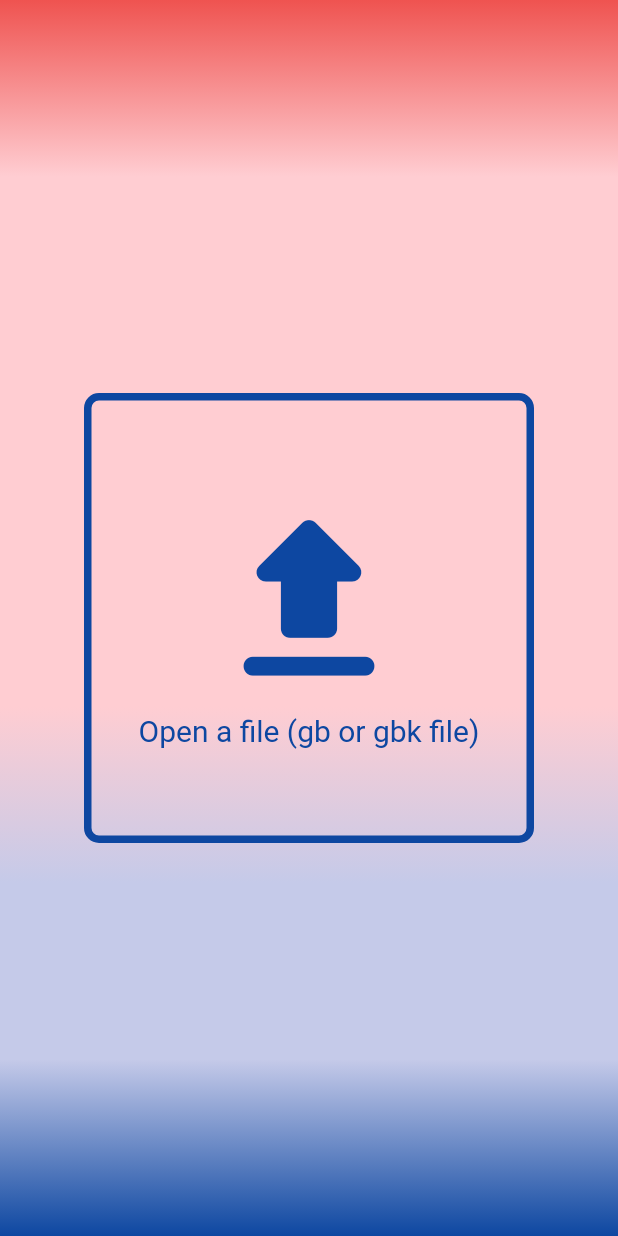
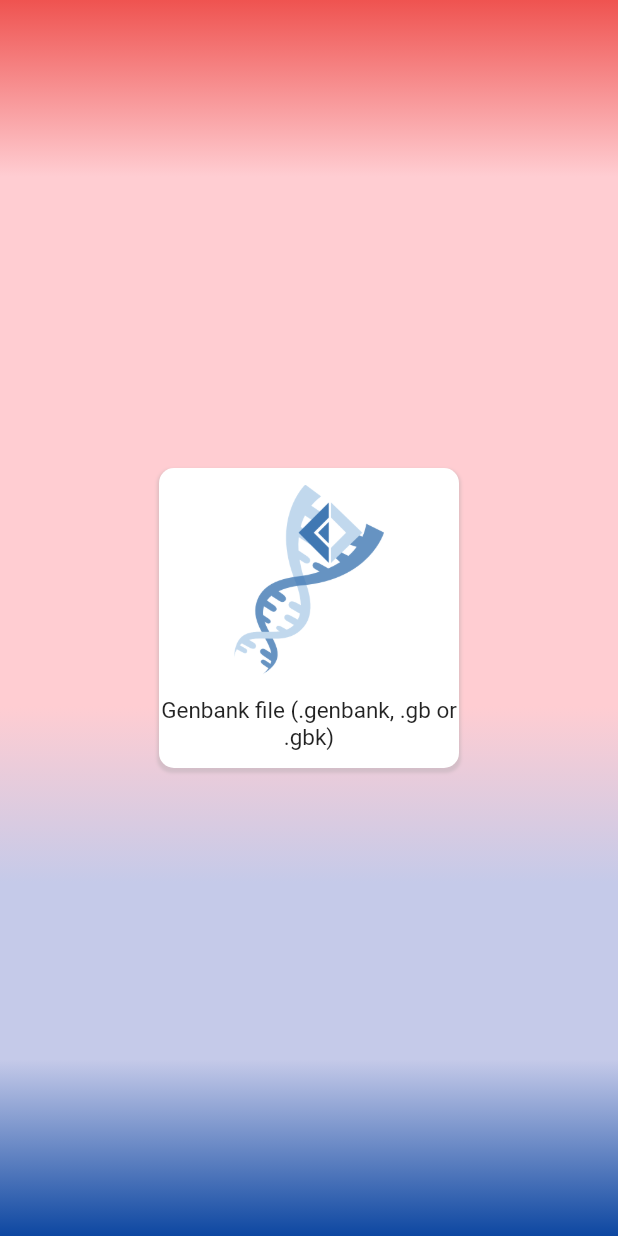
Before and after one commit to oberdancunha/flutter-fluttemis-app, a Flutter app: the screen it shows after launch, on a phone screen of 412 x 824 dp. Run offline on Flutter 3.47's test engine with Material 2 defaults, Android fonts, the phone set to English and light mode, and no system bars; our stand-ins replace dartz, file_picker, flutter_bloc, flutter_modular, freezed_annotation, kt_dart; missing offline and left inert: bio, linked_scroll_controller, touchable.

Commit message:
Fluttemis main menu.

```diff
--- a/lib/presentation/core/app_page.dart
+++ b/lib/presentation/core/app_page.dart
@@ -1,15 +1,39 @@
 import 'package:flutter/material.dart';
 
 import '../core/templates/background_template.dart';
-import 'widgets/upload_file.dart';
+import 'widgets/menu_widget.dart';
 
 class AppPage extends StatelessWidget {
   const AppPage({Key? key}) : super(key: key);
 
   @override
-  Widget build(BuildContext context) => const Scaffold(
-        body: BackgroundTemplate(
-          child: UploadFile(),
+  Widget build(BuildContext context) {
+    final screenWidth = MediaQuery.of(context).size.width;
+    final screenHeight = MediaQuery.of(context).size.height;
+    const minWidth = 1200.0;
+    const minHeight = 600.0;
+    final width = screenWidth > minWidth ? screenWidth : minWidth;
+    final height = screenHeight > minHeight ? screenHeight : minHeight;
+
+    return Scaffold(
+      body: BackgroundTemplate(
+        child: SizedBox(
+          width: screenWidth,
+          child: Center(
+            child: SingleChildScrollView(
+              scrollDirection: Axis.horizontal,
+              child: MenuWidget(
+                width: width / 5,
+                height: height,
+                fontSize: width / 80,
+                iconWidth: width / 12,
+                gridAxisCount: 1,
+                showLabel: true,
+              ),
+            ),
+          ),
         ),
-      );
+      ),
+    );
+  }
 }
--- /dev/null
+++ b/lib/presentation/core/widgets/menu_widget.dart
@@ -0,0 +1,95 @@
+import 'package:file_picker/file_picker.dart';
+import 'package:flutter/material.dart';
+import 'package:flutter_modular/flutter_modular.dart';
+
+import '../../../infrastructure/locus_data_source_genbank_file.dart';
+import '../templates/container_box_template.dart';
+
+class MenuWidget extends StatelessWidget {
+  final double width;
+  final double height;
+  final double? fontSize;
+  final double iconWidth;
+  final int gridAxisCount;
+  final bool showLabel;
+
+  const MenuWidget({
+    required this.width,
+    required this.height,
+    required this.iconWidth,
+    required this.gridAxisCount,
+    required this.showLabel,
+    this.fontSize,
+    Key? key,
+  }) : super(key: key);
+
+  @override
+  Widget build(BuildContext context) => SizedBox(
+        width: width,
+        height: height,
+        child: Center(
+          child: GridView.count(
+            crossAxisCount: gridAxisCount,
+            padding: const EdgeInsets.all(20),
+            mainAxisSpacing: 4,
+            crossAxisSpacing: 4,
+            shrinkWrap: true,
+            children: [
+              GestureDetector(
+                onTap: () async {
+                  final result = await FilePicker.platform.pickFiles().catchError((_) => null);
+                  if (result != null) {
+                    final file = result.files.single.path!;
+                    final dataSourceInstance = LocusDataSourceGenbankFile(genbankFile: file);
+                    Modular.to.popAndPushNamed(
+                      '/locus',
+                      arguments: dataSourceInstance,
+                      forRoot: true,
+                    );
+                  }
+                },
+                child: _buildMenuOptions(
+                  context: context,
+                  icon: 'assets/images/genbank_logo.png',
+                  label: 'Genbank file (.genbank, .gb or .gbk)',
+                ),
+              ),
+            ],
+          ),
+        ),
+      );
+
+  Widget _buildMenuOptions({
+    required BuildContext context,
+    required String icon,
+    required String label,
+  }) =>
+      ContainerBoxTemplate(
+        child: Center(
+          child: SingleChildScrollView(
+            child: Column(
+              mainAxisAlignment: MainAxisAlignment.center,
+              children: [
+                Image.asset(
+                  icon,
+                  width: iconWidth,
+                ),
+                if (showLabel)
+                  Column(
+                    children: [
+                      const SizedBox(height: 15),
+                      SizedBox(
+                        child: Text(
+                          label,
+                          style: TextStyle(fontSize: fontSize),
+                          textAlign: TextAlign.center,
+                        ),
+                      ),
+                    ],
+                  ),
+              ],
+            ),
+          ),
+        ),
+      );
+}
--- a/lib/presentation/core/widgets/upload_file.dart
+++ /dev/null
@@ -1,57 +0,0 @@
-import 'package:file_picker/file_picker.dart';
-import 'package:flutter/material.dart';
-import 'package:flutter_modular/flutter_modular.dart';
-
-import '../../../infrastructure/locus_data_source_genbank_file.dart';
-
-class UploadFile extends StatelessWidget {
-  const UploadFile({Key? key}) : super(key: key);
-
-  @override
-  Widget build(BuildContext context) => Center(
-        child: GestureDetector(
-          onTap: () async {
-            final result = await FilePicker.platform.pickFiles().catchError(
-                  (_) => null,
-                );
-            if (result != null) {
-              final file = result.files.single.path!;
-              final dataSourceInstance = LocusDataSourceGenbankFile(genbankFile: file);
-              Modular.to.popAndPushNamed(
-                '/locus',
-                arguments: dataSourceInstance,
-                forRoot: true,
-              );
-            }
-          },
-          child: Container(
-            width: 300,
-            height: 300,
-            decoration: BoxDecoration(
-              borderRadius: BorderRadius.circular(10),
-              border: Border.all(
-                color: Colors.blue.shade900,
-                width: 5,
-              ),
-            ),
-            child: Column(
-              mainAxisAlignment: MainAxisAlignment.center,
-              children: [
-                Icon(
-                  Icons.file_upload_rounded,
-                  size: 150,
-                  color: Colors.blue.shade900,
-                ),
-                Text(
-                  'Open a file (gb or gbk file)',
-                  style: TextStyle(
-                    color: Colors.blue.shade900,
-                    fontSize: 20,
-                  ),
-                ),
-              ],
-            ),
-          ),
-        ),
-      );
-}
--- a/lib/presentation/locus/locus_page.dart
+++ b/lib/presentation/locus/locus_page.dart
@@ -43,11 +43,12 @@ class LocusPage extends StatelessWidget {
                             width: MediaQuery.of(context).size.width,
                             child: SingleChildScrollView(
                               child: Column(
+                                crossAxisAlignment: CrossAxisAlignment.start,
                                 children: const [
                                   LocusHeaderWidget(),
-                                  SizedBox(height: 15),
+                                  SizedBox(height: 5),
                                   LocusFeaturesBodyWidget(),
-                                  SizedBox(height: 10),
+                                  SizedBox(height: 5),
                                   LocusBodyWidget(),
                                 ],
                               ),
--- a/lib/presentation/locus/widgets/locus_features/locus_features_scale_widget.dart
+++ b/lib/presentation/locus/widgets/locus_features/locus_features_scale_widget.dart
@@ -3,11 +3,11 @@ import 'package:flutter_bloc/flutter_bloc.dart';
 
 import '../../../../application/locus/locus_bloc.dart';
 import '../../../../domain/locus/feature.dart';
+import '../../misc/locus_features_draw_calculate_area.dart';
+import '../../misc/locus_features_draw_scroll_controllers.dart';
 import 'locus_features_draw/locus_features_draw_scale_widget.dart';
 import 'locus_features_draw/locus_features_draw_types_list_widget.dart';
 import 'locus_features_draw/locus_features_draw_widget.dart';
-import 'locus_features_draw/misc/locus_features_draw_calculate_area.dart';
-import 'locus_features_draw/misc/locus_features_draw_scroll_controllers.dart';
 
 class LocusFeaturesScaleWidget extends StatefulWidget {
   const LocusFeaturesScaleWidget({Key? key}) : super(key: key);
--- a/lib/presentation/locus/widgets/locus_header_widget.dart
+++ b/lib/presentation/locus/widgets/locus_header_widget.dart
@@ -13,7 +13,8 @@ class LocusHeaderWidget extends StatelessWidget {
     const width = 800.0;
 
     return BlocBuilder<LocusBloc, LocusState>(
-      builder: (_, state) => SizedBox(
+      builder: (_, state) => Center(
+        child: SizedBox(
           width: width,
           child: Center(
             child: Scrollbar(
@@ -43,6 +44,7 @@ class LocusHeaderWidget extends StatelessWidget {
             ),
           ),
         ),
+      ),
     );
   }
 }
--- a/pubspec.yaml
+++ b/pubspec.yaml
@@ -27,7 +27,7 @@ dependencies:
     git: https://github.com/oberdancunha/dart-bio-package.git
   cupertino_icons: ^1.0.2
   dartz: ^0.10.0-nullsafety.2
-  file_picker: ^3.0.2+2
+  file_picker: ^3.0.3
   flutter_bloc: ^7.0.0
   flutter_modular: ^3.2.2+1
   freezed_annotation: ^0.14.2
@@ -53,7 +53,8 @@ flutter:
   # the material Icons class.
   uses-material-design: true
   # To add assets to your application, add an assets section, like this:
-  # assets:
+  assets:
+    - assets/images/
   #   - images/a_dot_burr.jpeg
   #   - images/a_dot_ham.jpeg
   # An image asset can refer to one or more resolution-specific "variants", see
```
Also changed, not shown: assets/images/genbank_logo.png (added), lib/presentation/locus/misc/locus_features_draw_calculate_area.dart (renamed from lib/presentation/locus/widgets/locus_features/locus_features_draw/misc/locus_features_draw_calculate_area.dart), lib/presentation/locus/misc/locus_features_draw_scroll_controllers.dart (renamed from lib/presentation/locus/widgets/locus_features/locus_features_draw/misc/locus_features_draw_scroll_controllers.dart), pubspec.lock. Lines whose indentation alone changed are shown as unchanged.
